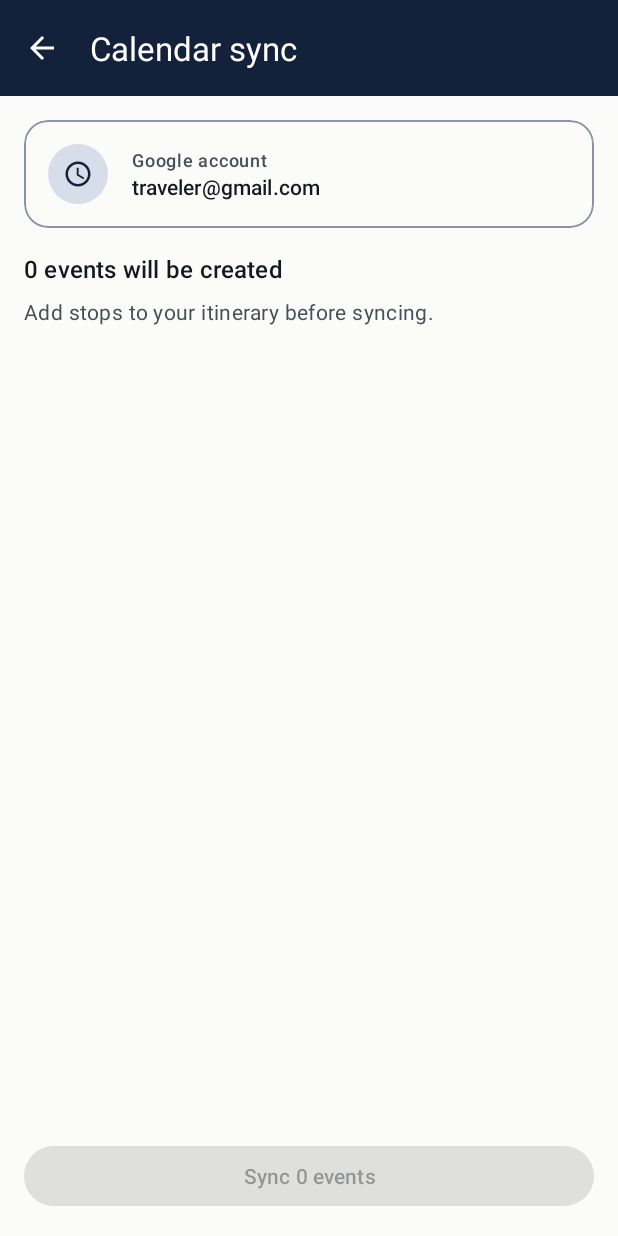
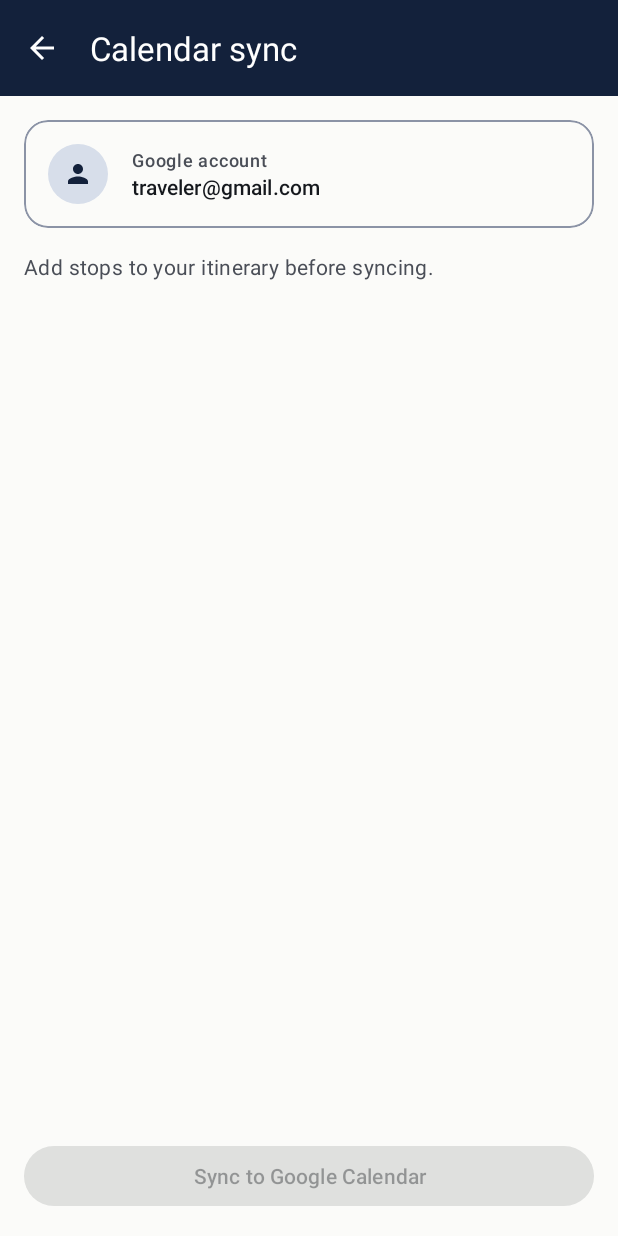
Before and after one commit to Rbndct/TripFit, an Android app: the CalendarSyncActivity screen opened directly, with no data from a screen before it, on a phone screen of 412 x 824 dp. Run offline under Robolectric (Android 15) with nearby library versions, the phone set to English and light mode, and no system bars.

Commit message:
fix(ui): calendar-sync critique pass
The screen forgot its result and any in-flight simulated sync on
rotation; state is now saved and restored and repeat taps are ignored.
Counts are plurals ('1 event'), the heading reads 'N events on your
calendar' once synced and Open Calendar shows whenever the trip is
synced. The account card gets a person icon and reads as one item for
TalkBack, the empty state no longer shows '0 events' or 'Sync 0
events', and the result line has a check icon and a polite live region.
Event rows show Day as the subtitle with the time range in the
monospace trailing slot, and both buttons are 48dp.

```diff
--- a/app/src/main/java/com/itismob/s01/group01/tripfit/CalendarSyncActivity.java
+++ b/app/src/main/java/com/itismob/s01/group01/tripfit/CalendarSyncActivity.java
@@ -10,6 +10,7 @@ import android.view.View;
 import android.widget.TextView;
 
 import androidx.annotation.Nullable;
+import androidx.core.view.ViewCompat;
 import androidx.recyclerview.widget.RecyclerView;
 
 import com.google.android.material.button.MaterialButton;
@@ -32,25 +33,49 @@ import java.util.TreeMap;
 public class CalendarSyncActivity extends ScreenActivity {
 
     private static final long SYNC_DELAY_MS = 1500;
+    private static final String KEY_SYNCING = "syncing";
+    private static final String KEY_RESULT = "result";
+    private static final int RESULT_NONE = 0;
+    private static final int RESULT_ADDED = 1;
+    private static final int RESULT_UPDATED = 2;
 
     private final PrototypeStore store = PrototypeStore.get();
     private final RowAdapter adapter = new RowAdapter();
     private final Handler handler = new Handler(Looper.getMainLooper());
     private MaterialButton syncButton;
     private int eventCount;
+    private boolean eventsLoaded;
+    private boolean isSyncing;
+    private int resultKind = RESULT_NONE;
 
     @Override
     protected void onCreate(@Nullable Bundle savedInstanceState) {
         super.onCreate(savedInstanceState);
         setScreen(R.layout.activity_calendar_sync, R.string.calendar_title);
         ((RecyclerView) findViewById(R.id.list_events)).setAdapter(adapter);
+        ViewCompat.setAccessibilityHeading(findViewById(R.id.text_events_header), true);
         syncButton = findViewById(R.id.button_sync);
         syncButton.setOnClickListener(v -> startSync());
         findViewById(R.id.button_open_calendar).setOnClickListener(v -> openCalendar());
-        bindButtonLabel();
+        if (savedInstanceState != null) {
+            resultKind = savedInstanceState.getInt(KEY_RESULT, RESULT_NONE);
+            if (savedInstanceState.getBoolean(KEY_SYNCING)) {
+                // The simulated sync was in flight when the screen was recreated; run it again.
+                isSyncing = true;
+                handler.postDelayed(this::finishSync, SYNC_DELAY_MS);
+            }
+        }
+        render();
 
         ((TripFitApp) getApplication()).getTripRepository()
                 .observeItineraryItemsWithPlaceNames(tripId).observe(this, this::showEvents);
+    }
+
+    @Override
+    protected void onSaveInstanceState(Bundle outState) {
+        super.onSaveInstanceState(outState);
+        outState.putBoolean(KEY_SYNCING, isSyncing);
+        outState.putInt(KEY_RESULT, resultKind);
     }
 
     @Override
@@ -71,44 +96,78 @@ public class CalendarSyncActivity extends ScreenActivity {
         for (Map.Entry<Integer, List<ScheduleMath.Stop>> day : byDay.entrySet()) {
             for (ScheduleMath.Slot slot : ScheduleMath.build(day.getValue(),
                     store.getBufferMin())) {
-                rows.add(UiRow.plain(slot.getName(), getString(R.string.calendar_event_sub,
-                        day.getKey(), ScheduleMath.format(slot.getStartMin()),
-                        ScheduleMath.format(slot.getEndMin()))));
+                rows.add(UiRow.withTrailing(slot.getName(),
+                        getString(R.string.calendar_event_day, day.getKey()),
+                        getString(R.string.calendar_event_time,
+                                ScheduleMath.format(slot.getStartMin()),
+                                ScheduleMath.format(slot.getEndMin()))));
             }
         }
         eventCount = rows.size();
+        eventsLoaded = true;
         adapter.submit(rows);
-        ((TextView) findViewById(R.id.text_events_header))
-                .setText(getString(R.string.calendar_events_header, eventCount));
-        findViewById(R.id.text_empty).setVisibility(rows.isEmpty() ? View.VISIBLE : View.GONE);
-        syncButton.setEnabled(eventCount > 0);
-        bindButtonLabel();
+        render();
     }
 
-    private void bindButtonLabel() {
-        syncButton.setText(store.isSynced(tripId) ? getString(R.string.action_resync)
-                : getString(R.string.action_sync_calendar, eventCount));
+    /** Draws every state-dependent view from the fields, so rotation and data reloads agree. */
+    private void render() {
+        boolean hasEvents = eventCount > 0;
+        boolean isSynced = store.isSynced(tripId);
+        TextView header = findViewById(R.id.text_events_header);
+        header.setVisibility(eventsLoaded && hasEvents ? View.VISIBLE : View.GONE);
+        header.setText(getResources().getQuantityString(isSynced
+                ? R.plurals.calendar_events_synced : R.plurals.calendar_events_header,
+                eventCount, eventCount));
+        findViewById(R.id.text_empty).setVisibility(
+                eventsLoaded && !hasEvents ? View.VISIBLE : View.GONE);
+        findViewById(R.id.progress_sync).setVisibility(isSyncing ? View.VISIBLE : View.GONE);
+        findViewById(R.id.button_open_calendar)
+                .setVisibility(isSynced && !isSyncing ? View.VISIBLE : View.GONE);
+        renderResult();
+        syncButton.setEnabled(hasEvents && !isSyncing);
+        syncButton.setText(syncButtonLabel(isSynced, hasEvents));
+    }
+
+    private void renderResult() {
+        TextView result = findViewById(R.id.text_sync_result);
+        // Wait for the events: before they load, eventCount is 0 and the line would read "0 events".
+        boolean isShown = eventsLoaded && !isSyncing && resultKind != RESULT_NONE;
+        result.setVisibility(isShown ? View.VISIBLE : View.GONE);
+        if (isShown) {
+            result.setText(resultKind == RESULT_UPDATED ? getString(R.string.calendar_resynced)
+                    : getResources().getQuantityString(R.plurals.calendar_success,
+                            eventCount, eventCount));
+        }
+    }
+
+    private String syncButtonLabel(boolean isSynced, boolean hasEvents) {
+        if (isSyncing) {
+            return getString(R.string.calendar_syncing);
+        }
+        if (!hasEvents) {
+            return getString(R.string.action_calendar);
+        }
+        return isSynced ? getString(R.string.action_resync)
+                : getResources().getQuantityString(R.plurals.action_sync_calendar,
+                        eventCount, eventCount);
     }
 
     private void startSync() {
-        boolean wasSynced = store.isSynced(tripId);
-        syncButton.setEnabled(false);
-        syncButton.setText(R.string.calendar_syncing);
-        findViewById(R.id.progress_sync).setVisibility(View.VISIBLE);
-        findViewById(R.id.text_sync_result).setVisibility(View.GONE);
-        handler.postDelayed(() -> finishSync(wasSynced), SYNC_DELAY_MS);
+        if (isSyncing) {
+            return;
+        }
+        isSyncing = true;
+        resultKind = RESULT_NONE;
+        render();
+        syncButton.announceForAccessibility(getString(R.string.calendar_syncing));
+        handler.postDelayed(this::finishSync, SYNC_DELAY_MS);
     }
 
-    private void finishSync(boolean wasSynced) {
+    private void finishSync() {
+        resultKind = store.isSynced(tripId) ? RESULT_UPDATED : RESULT_ADDED;
         store.markSynced(tripId);
-        findViewById(R.id.progress_sync).setVisibility(View.GONE);
-        TextView result = findViewById(R.id.text_sync_result);
-        result.setVisibility(View.VISIBLE);
-        result.setText(wasSynced ? getString(R.string.calendar_resynced)
-                : getString(R.string.calendar_success, eventCount));
-        findViewById(R.id.button_open_calendar).setVisibility(View.VISIBLE);
-        syncButton.setEnabled(true);
-        bindButtonLabel();
+        isSyncing = false;
+        render();
     }
 
     private void openCalendar() {
--- /dev/null
+++ b/app/src/main/res/drawable/ic_check_24.xml
@@ -0,0 +1,9 @@
+<vector xmlns:android="http://schemas.android.com/apk/res/android"
+    android:width="24dp"
+    android:height="24dp"
+    android:viewportWidth="24"
+    android:viewportHeight="24">
+    <path
+        android:fillColor="#FF000000"
+        android:pathData="M9,16.17L4.83,12l-1.42,1.41L9,19 21,7l-1.41,-1.41z" />
+</vector>
--- a/app/src/main/res/layout/activity_calendar_sync.xml
+++ b/app/src/main/res/layout/activity_calendar_sync.xml
@@ -23,6 +23,7 @@
                 android:layout_width="match_parent"
                 android:layout_height="wrap_content"
                 android:layout_margin="@dimen/space_md"
+                android:focusable="true"
                 app:cardBackgroundColor="?attr/colorSurface"
                 app:cardCornerRadius="@dimen/card_corner"
                 app:cardElevation="0dp"
@@ -42,13 +43,14 @@
                         android:background="@drawable/bg_circle_badge"
                         android:contentDescription="@null"
                         android:padding="10dp"
-                        android:src="@drawable/ic_schedule_24"
+                        android:src="@drawable/ic_person_24"
                         app:tint="?attr/colorOnPrimaryContainer" />
 
                     <LinearLayout
-                        android:layout_width="match_parent"
+                        android:layout_width="0dp"
                         android:layout_height="wrap_content"
                         android:layout_marginStart="@dimen/space_md"
+                        android:layout_weight="1"
                         android:orientation="vertical">
 
                         <TextView
@@ -121,6 +123,11 @@
             android:layout_width="match_parent"
             android:layout_height="wrap_content"
             android:layout_marginBottom="@dimen/space_sm"
+            android:accessibilityLiveRegion="polite"
+            android:drawableStart="@drawable/ic_check_24"
+            android:drawablePadding="@dimen/space_sm"
+            android:drawableTint="?attr/colorOnSurface"
+            android:gravity="center_vertical"
             android:textAppearance="?attr/textAppearanceTitleSmall"
             android:textColor="?attr/colorOnSurface"
             android:visibility="gone" />
@@ -128,13 +135,15 @@
         <com.google.android.material.button.MaterialButton
             android:id="@+id/button_sync"
             android:layout_width="match_parent"
-            android:layout_height="wrap_content" />
+            android:layout_height="wrap_content"
+            android:minHeight="48dp" />
 
         <com.google.android.material.button.MaterialButton
             android:id="@+id/button_open_calendar"
             style="@style/Widget.Material3.Button.OutlinedButton"
             android:layout_width="match_parent"
             android:layout_height="wrap_content"
+            android:minHeight="48dp"
             android:text="@string/action_open_calendar"
             android:visibility="gone" />
 
--- a/app/src/main/res/values/strings_prototype.xml
+++ b/app/src/main/res/values/strings_prototype.xml
@@ -186,15 +186,29 @@
     <!-- Calendar sync -->
     <string name="calendar_title">Calendar sync</string>
     <string name="calendar_account">Google account</string>
-    <string name="calendar_events_header">%1$d events will be created</string>
-    <string name="action_sync_calendar">Sync %1$d events</string>
+    <plurals name="calendar_events_header">
+        <item quantity="one">%1$d event will be created</item>
+        <item quantity="other">%1$d events will be created</item>
+    </plurals>
+    <plurals name="calendar_events_synced">
+        <item quantity="one">%1$d event on your calendar</item>
+        <item quantity="other">%1$d events on your calendar</item>
+    </plurals>
+    <plurals name="action_sync_calendar">
+        <item quantity="one">Sync %1$d event</item>
+        <item quantity="other">Sync %1$d events</item>
+    </plurals>
     <string name="action_resync">Re-sync (updates existing events)</string>
     <string name="calendar_syncing">Syncing…</string>
-    <string name="calendar_success">%1$d events added to your calendar</string>
+    <plurals name="calendar_success">
+        <item quantity="one">%1$d event added to your calendar</item>
+        <item quantity="other">%1$d events added to your calendar</item>
+    </plurals>
     <string name="calendar_resynced">Calendar updated. No duplicates were created.</string>
     <string name="action_open_calendar">Open Google Calendar</string>
     <string name="calendar_open_failed">No calendar app found</string>
-    <string name="calendar_event_sub">Day %1$d · %2$s–%3$s</string>
+    <string name="calendar_event_day">Day %1$d</string>
+    <string name="calendar_event_time">%1$s–%2$s</string>
     <string name="calendar_empty">Add stops to your itinerary before syncing.</string>
 
     <!-- Trip summary -->
```
Also changed, not shown: 1 other file.
